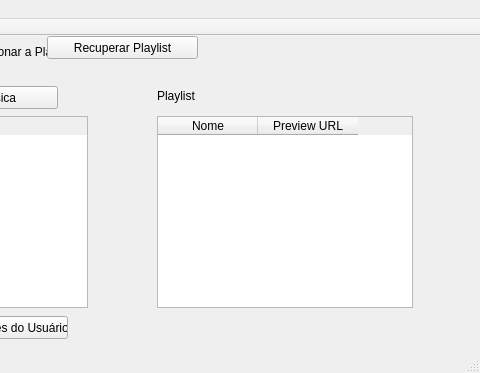
Above: mainwindow.ui from supaidaman/Spotify-Player before the change; both pictures show x 253 to 733 and y 0 to 373 of the 733 by 373 pixel window. Below: the same form after it.
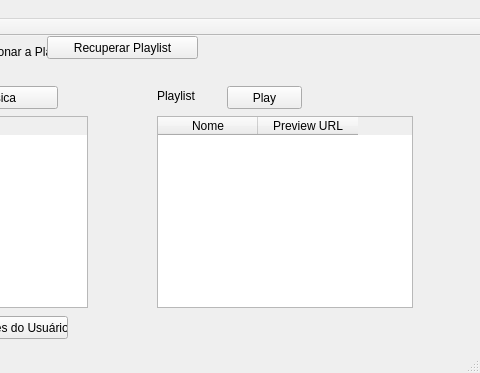
That is the form after the change.

The edit to the form file:
```diff
--- a/mainwindow.ui
+++ b/mainwindow.ui
@@ -142,6 +142,19 @@
      <string>Playlist</string>
     </property>
    </widget>
+   <widget class="QPushButton" name="playButton">
+    <property name="geometry">
+     <rect>
+      <x>480</x>
+      <y>50</y>
+      <width>75</width>
+      <height>23</height>
+     </rect>
+    </property>
+    <property name="text">
+     <string>Play</string>
+    </property>
+   </widget>
   </widget>
   <widget class="QMenuBar" name="menuBar">
    <property name="geometry">
```
